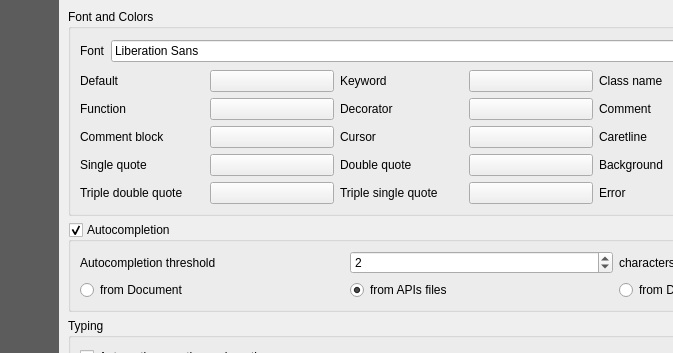
Above: python/console/console_settings.ui from qgis/QGIS before the change; both pictures show x 91 to 764 and y 0 to 353 of the 995 by 630 pixel window. Below: the same form after it.
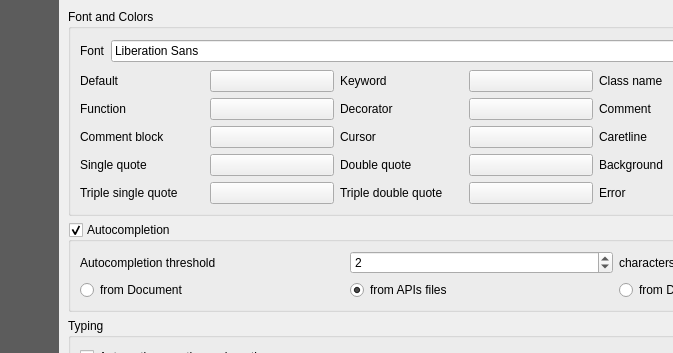
That is the form after the change. Icons and pictures are not drawn. Custom widgets are drawn as their Qt base class.

Commit message: switch triple single & triple double quote position

Diff of the .ui file:
```diff
--- a/python/console/console_settings.ui
+++ b/python/console/console_settings.ui
@@ -396,28 +396,28 @@
                   </property>
                  </widget>
                 </item>
-                <item row="4" column="2">
+                <item row="4" column="0">
                  <widget class="QLabel" name="label_29">
                   <property name="text">
                    <string>Triple single quote</string>
                   </property>
                  </widget>
                 </item>
-                <item row="4" column="3">
+                <item row="4" column="1">
                  <widget class="QgsColorButton" name="tripleSingleQuoteFontColor">
                   <property name="text">
                    <string/>
                   </property>
                  </widget>
                 </item>
-                <item row="4" column="0">
+                <item row="4" column="2">
                  <widget class="QLabel" name="label_30">
                   <property name="text">
                    <string>Triple double quote</string>
                   </property>
                  </widget>
                 </item>
-                <item row="4" column="1">
+                <item row="4" column="3">
                  <widget class="QgsColorButton" name="tripleDoubleQuoteFontColor">
                   <property name="text">
                    <string/>
```
Left out of the diff: 8 changed lines with no effect on the pictures.
